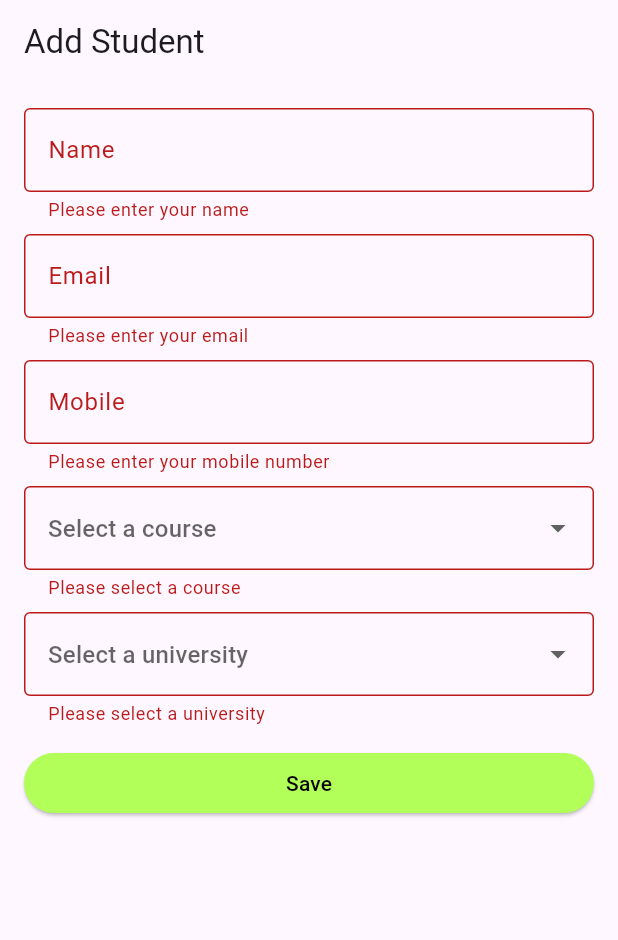
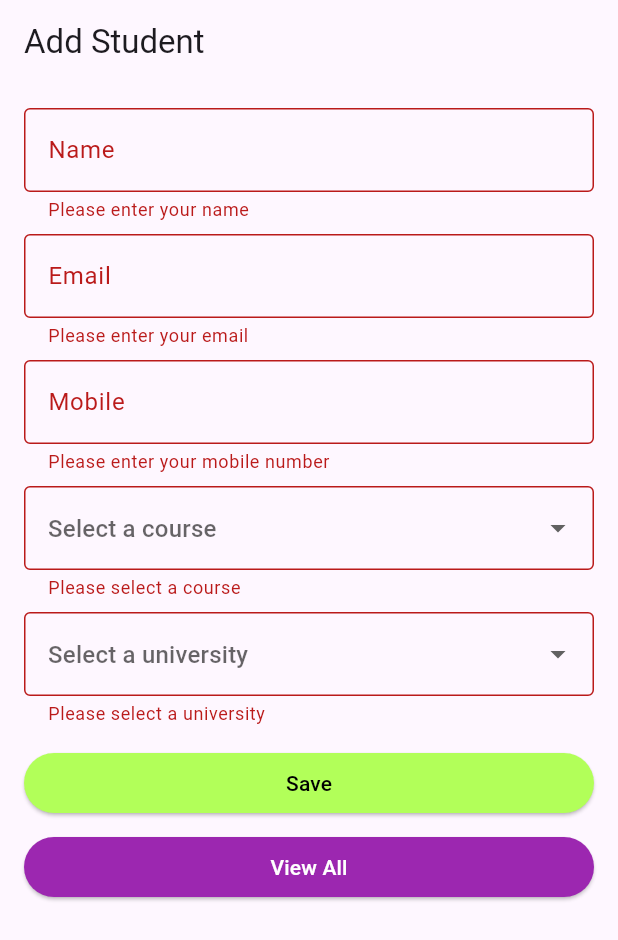
Before and after one commit to abdullah-works/DECODE-assignment-07, a Flutter app: the screen it shows after launch, after a tap on "Save", on a phone screen of 412 x 824 dp. Shown: the top 940 px of the screen. Run offline on Flutter 3.47's test engine with Material 3 defaults, Android fonts, the light colour scheme and no system bars; our stand-ins replace flutter_spinkit, sqflite, sqflite_common_ffi; accounts and stored records are empty.

Commit message:
retrieve operation added
Retrieve operation added in the Student List Screen where all the students stored in the database, inserted through the Add Student Screen are being displayed. More changes to the Layout will be done later.

```diff
--- a/lib/main.dart
+++ b/lib/main.dart
@@ -1,7 +1,13 @@
 import 'package:flutter/material.dart';
 import 'package:student_registration_app/screens/add_student_screen.dart';
+import 'package:sqflite_common_ffi/sqflite_ffi.dart';
 
 void main() {
+  // Initialize FFI
+  sqfliteFfiInit();
+
+  // Change the default factory.
+  databaseFactory = databaseFactoryFfi;
   runApp(const MyApp());
 }
 
--- a/lib/models/student.dart
+++ b/lib/models/student.dart
@@ -2,6 +2,7 @@ import 'package:student_registration_app/utility/data_store.dart';
 
 class Student {
   Student({
+    this.id,
     required this.name,
     required this.email,
     required this.mobile,
--- a/lib/screens/add_student_screen.dart
+++ b/lib/screens/add_student_screen.dart
@@ -1,6 +1,7 @@
 import 'package:flutter/material.dart';
 import 'package:student_registration_app/db/database_helper.dart';
 import 'package:student_registration_app/models/student.dart';
+import 'package:student_registration_app/screens/student_list_screen.dart';
 import 'package:student_registration_app/utility/data_store.dart';
 
 class AddStudentScreen extends StatelessWidget {
@@ -72,7 +73,9 @@ class AddStudentScreen extends StatelessWidget {
               DropdownButtonFormField(
                 isExpanded: true,
                 decoration: const InputDecoration(
-                    border: OutlineInputBorder(), hintText: 'Select a course'),
+                  border: OutlineInputBorder(),
+                  hintText: 'Select a course',
+                ),
                 items: course.map((String item) {
                   return DropdownMenuItem(value: item, child: Text(item));
                 }).toList(),
@@ -125,9 +128,17 @@ class AddStudentScreen extends StatelessWidget {
                         await DatabaseHelper.instance.saveStudent(student);
 
                     if (result > 0) {
-                      print('Saved');
+                      ScaffoldMessenger.of(context).showSnackBar(
+                        const SnackBar(
+                            content:
+                                Text('SUCCESS: The information is saved.')),
+                      );
                     } else {
-                      print('Failed');
+                      ScaffoldMessenger.of(context).showSnackBar(
+                        const SnackBar(
+                            content:
+                                Text('FAILED: The information is not saved.')),
+                      );
                     }
                     formKey.currentState!.reset();
                   }
@@ -137,6 +148,19 @@ class AddStudentScreen extends StatelessWidget {
                     foregroundColor: Colors.black),
                 child: const Text('Save'),
               ),
+              const SizedBox(height: 8),
+              ElevatedButton(
+                  style: ElevatedButton.styleFrom(
+                    backgroundColor: Colors.purple,
+                    foregroundColor: Colors.white,
+                  ),
+                  onPressed: () {
+                    Navigator.of(context)
+                        .push(MaterialPageRoute(builder: (context) {
+                      return const StudentListScreen();
+                    }));
+                  },
+                  child: const Text('View All')),
             ],
           ),
         ),
--- a/pubspec.yaml
+++ b/pubspec.yaml
@@ -37,6 +37,11 @@ dependencies:
   cupertino_icons: ^1.0.2
   sqflite: ^2.3.2
   path_provider: ^2.1.2
+  flutter_spinkit: ^5.2.0
+  sqflite_common_ffi: ^2.3.2+1
+  # Used this instead of (fluttertoast) because it doesn't support Linux.
+  # Only Android, iOS & Web.
+  flutter_toastify: ^1.0.4
 
 dev_dependencies:
   flutter_test:
```
Also changed, not shown: lib/db/database_helper.dart (+20 -1 lines), lib/screens/student_list_screen.dart (added, +59 -0 lines), lib/widgets/info_container.dart (added, +38 -0 lines), lib/widgets/student_card.dart (added, +64 -0 lines), pubspec.lock, 1 other file.
